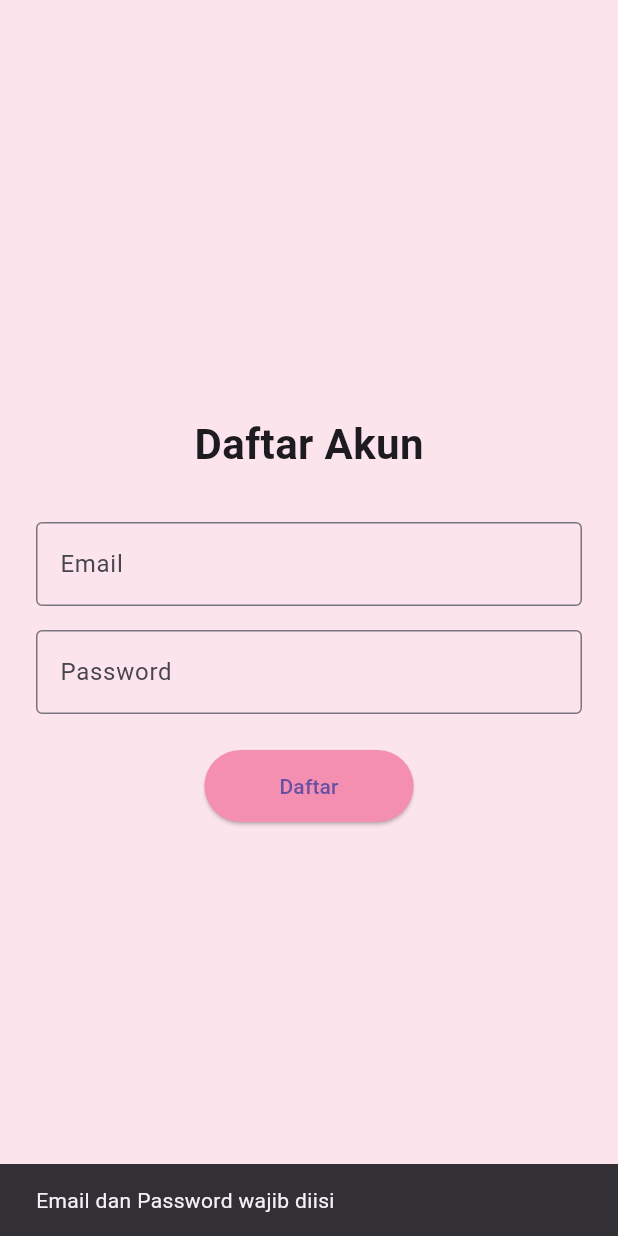
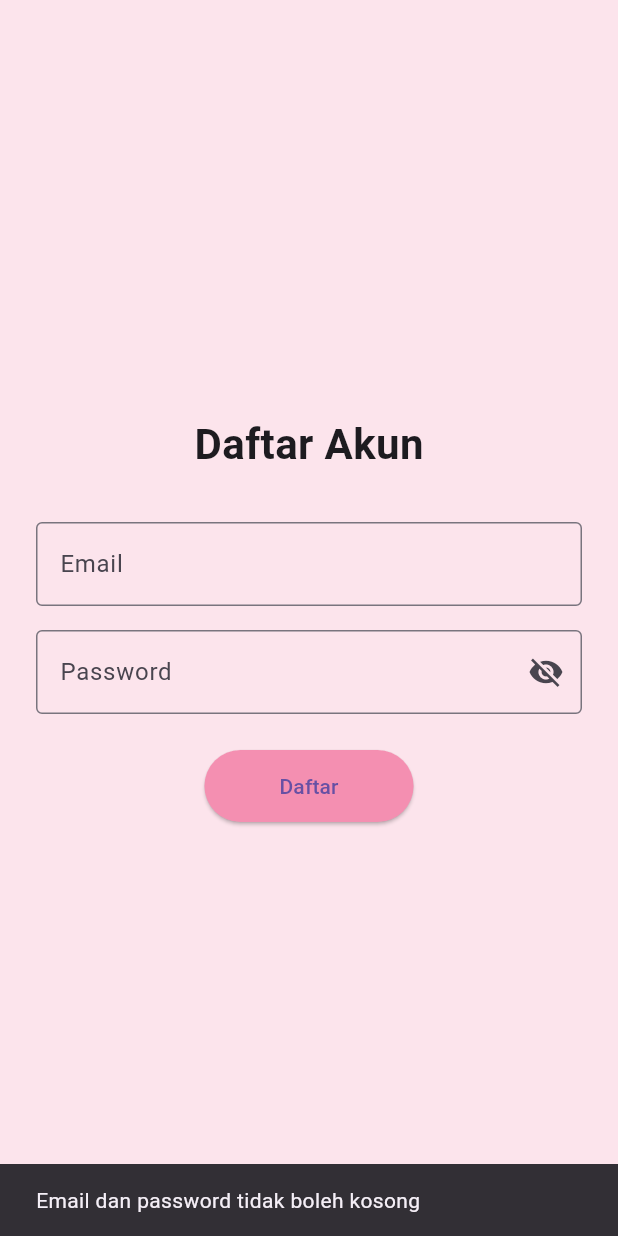
Before and after one commit to sitiafiza/resepmakanan, a Flutter app: the RegisterScreen screen opened directly, after a tap on "Daftar", on a phone screen of 412 x 824 dp. Run offline on Flutter 3.47's test engine with Material 3 defaults, Android fonts, the phone set to English and light mode, and no system bars; our stand-ins replace flutter_html, shared_preferences; missing offline and left inert: translator; accounts and stored records are empty.

Commit message:
menambahkan icon mata di kolom pasword

```diff
--- a/lib/screens/register_screen.dart
+++ b/lib/screens/register_screen.dart
@@ -1,6 +1,6 @@
 import 'package:flutter/material.dart';
+import 'home_screen.dart';
 import 'package:shared_preferences/shared_preferences.dart';
-import 'home_screen.dart';
 
 class RegisterScreen extends StatefulWidget {
   const RegisterScreen({super.key});
@@ -13,6 +13,7 @@ class _RegisterScreenState extends State<RegisterScreen> {
   final emailController = TextEditingController();
   final passwordController = TextEditingController();
   bool isLoading = false;
+  bool _obscurePassword = true;
 
   Future<void> register() async {
     final email = emailController.text.trim();
@@ -20,24 +21,33 @@ class _RegisterScreenState extends State<RegisterScreen> {
 
     if (email.isEmpty || password.isEmpty) {
       ScaffoldMessenger.of(context).showSnackBar(
-        const SnackBar(content: Text("Email dan Password wajib diisi")),
+        const SnackBar(content: Text('Email dan password tidak boleh kosong')),
       );
       return;
     }
 
     setState(() => isLoading = true);
-    final prefs = await SharedPreferences.getInstance();
 
-    // Simpan email & password lokal
-    await prefs.setString('user_email', email);
-    await prefs.setString('user_password', password);
+    try {
+      final prefs = await SharedPreferences.getInstance();
+      await prefs.setString('email', email);
+      await prefs.setString('password', password);
 
-    setState(() => isLoading = false);
+      ScaffoldMessenger.of(context).showSnackBar(
+        const SnackBar(content: Text('Akun berhasil didaftarkan')),
+      );
 
-    Navigator.pushReplacement(
-      context,
-      MaterialPageRoute(builder: (_) => const HomeScreen()),
-    );
+      Navigator.pushReplacement(
+        context,
+        MaterialPageRoute(builder: (_) => const HomeScreen()),
+      );
+    } catch (e) {
+      ScaffoldMessenger.of(context).showSnackBar(
+        const SnackBar(content: Text('Gagal mendaftar')),
+      );
+    } finally {
+      setState(() => isLoading = false);
+    }
   }
 
   @override
@@ -57,6 +67,7 @@ class _RegisterScreenState extends State<RegisterScreen> {
                 const SizedBox(height: 32),
                 TextField(
                   controller: emailController,
+                  keyboardType: TextInputType.emailAddress,
                   decoration: const InputDecoration(
                     labelText: 'Email',
                     border: OutlineInputBorder(),
@@ -65,10 +76,20 @@ class _RegisterScreenState extends State<RegisterScreen> {
                 const SizedBox(height: 16),
                 TextField(
                   controller: passwordController,
-                  obscureText: true,
-                  decoration: const InputDecoration(
+                  obscureText: _obscurePassword,
+                  decoration: InputDecoration(
                     labelText: 'Password',
-                    border: OutlineInputBorder(),
+                    border: const OutlineInputBorder(),
+                    suffixIcon: IconButton(
+                      icon: Icon(
+                        _obscurePassword ? Icons.visibility_off : Icons.visibility,
+                      ),
+                      onPressed: () {
+                        setState(() {
+                          _obscurePassword = !_obscurePassword;
+                        });
+                      },
+                    ),
                   ),
                 ),
                 const SizedBox(height: 24),
@@ -79,6 +100,9 @@ class _RegisterScreenState extends State<RegisterScreen> {
                         style: ElevatedButton.styleFrom(
                           backgroundColor: Colors.pink[200],
                           padding: const EdgeInsets.symmetric(horizontal: 50, vertical: 14),
+                          shape: RoundedRectangleBorder(
+                            borderRadius: BorderRadius.circular(30),
+                          ),
                         ),
                         child: const Text("Daftar"),
                       ),
```
